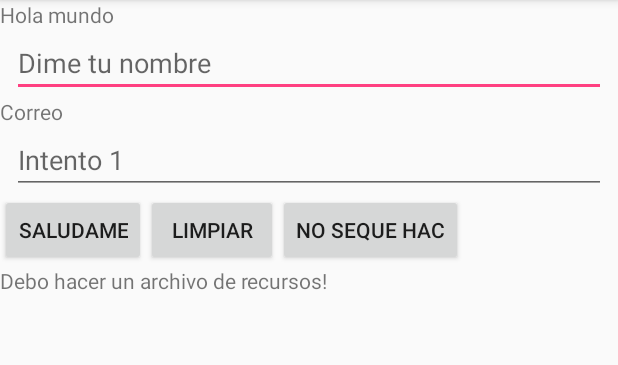
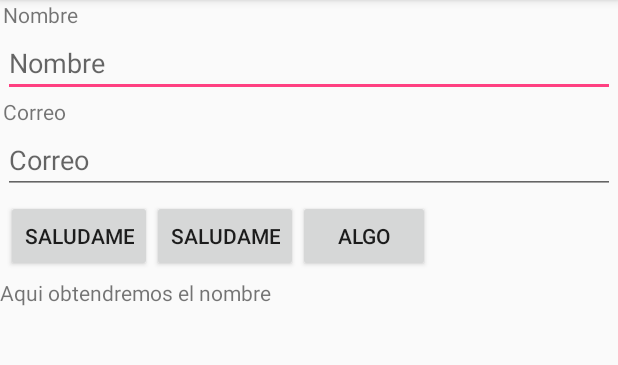
Before and after one commit to Rodrigo1415/Kotlin, an Android app: the screen it shows after launch (MainActivity), on a phone screen of 412 x 824 dp, the part 84-449 px from its top. Run offline under Robolectric (Android 15) with nearby library versions, the phone set to English and light mode, and no system bars.

Commit message:
Optimize el activity:main usando un archivo de recursos strings.

```diff
--- a/app/src/main/res/layout/activity_main.xml
+++ b/app/src/main/res/layout/activity_main.xml
@@ -4,6 +4,7 @@
     xmlns:tools="http://schemas.android.com/tools"
     android:layout_width="match_parent"
     android:layout_height="match_parent"
+    android:orientation="vertical"
     tools:context=".MainActivity">
 
     <LinearLayout
@@ -15,50 +16,57 @@
         <TextView
             android:layout_width="wrap_content"
             android:layout_height="wrap_content"
+            android:layout_marginHorizontal="2dp"
             android:text="@string/tvName" />
 
         <EditText
             android:layout_width="match_parent"
             android:layout_height="wrap_content"
-            android:layout_marginHorizontal="8dp"
-            android:hint="Dime tu nombre" />
+            android:layout_marginHorizontal="2dp"
+            android:hint="@string/etName" />
 
         <TextView
             android:layout_width="match_parent"
             android:layout_height="wrap_content"
+            android:layout_marginHorizontal="2dp"
             android:text="@string/tvCorreo" />
 
         <EditText
             android:layout_width="match_parent"
             android:layout_height="wrap_content"
-            android:layout_marginHorizontal="8dp"
-            android:hint="Intento 1" />
+            android:layout_marginHorizontal="2dp"
+            android:hint="@string/etCorreo" />
 
         <LinearLayout
             android:layout_width="match_parent"
-            android:layout_height="wrap_content">
+            android:layout_height="wrap_content"
+            android:layout_marginHorizontal="2dp"
+            android:layout_margin="4dp">
 
             <Button
+                style="@style/Widget.AppCompat.Button"
                 android:layout_width="wrap_content"
                 android:layout_height="wrap_content"
-                android:text="Saludame" />
+                android:text="@string/B1" />
 
             <Button
+                style="@style/Widget.AppCompat.Button"
                 android:layout_width="wrap_content"
                 android:layout_height="wrap_content"
-                android:text="Limpiar" />
+                android:text="@string/B1" />
 
             <Button
+                style="@style/Widget.AppCompat.Button"
                 android:layout_width="wrap_content"
                 android:layout_height="wrap_content"
-                android:text="No seque hac" />
+                android:text="@string/B3" />
 
         </LinearLayout>
 
         <TextView
             android:layout_width="wrap_content"
             android:layout_height="wrap_content"
-            android:text="Debo hacer un archivo de recursos!" />
+            android:text="@string/gtName" />
 
     </LinearLayout>
 
--- a/app/src/main/res/values/strings.xml
+++ b/app/src/main/res/values/strings.xml
@@ -1,8 +1,11 @@
 <resources>
     <string name="app_name">Kotlin</string>
-    <string name="tvName">Hola mundo</string>
+    <string name="tvName">Nombre</string>
     <string name="tvCorreo">Correo</string>
-    <string name="tv1">Correo</string>
-    <string name="tv2">Correo</string>
-    <string name="tv3">Correo</string>
+    <string name="etName">Nombre</string>
+    <string name="etCorreo">Correo</string>
+    <string name="B1">Saludame</string>
+    <string name="B2">Limpiar</string>
+    <string name="B3">Algo</string>
+    <string name="gtName">Aqui obtendremos el nombre</string>
 </resources>
```
